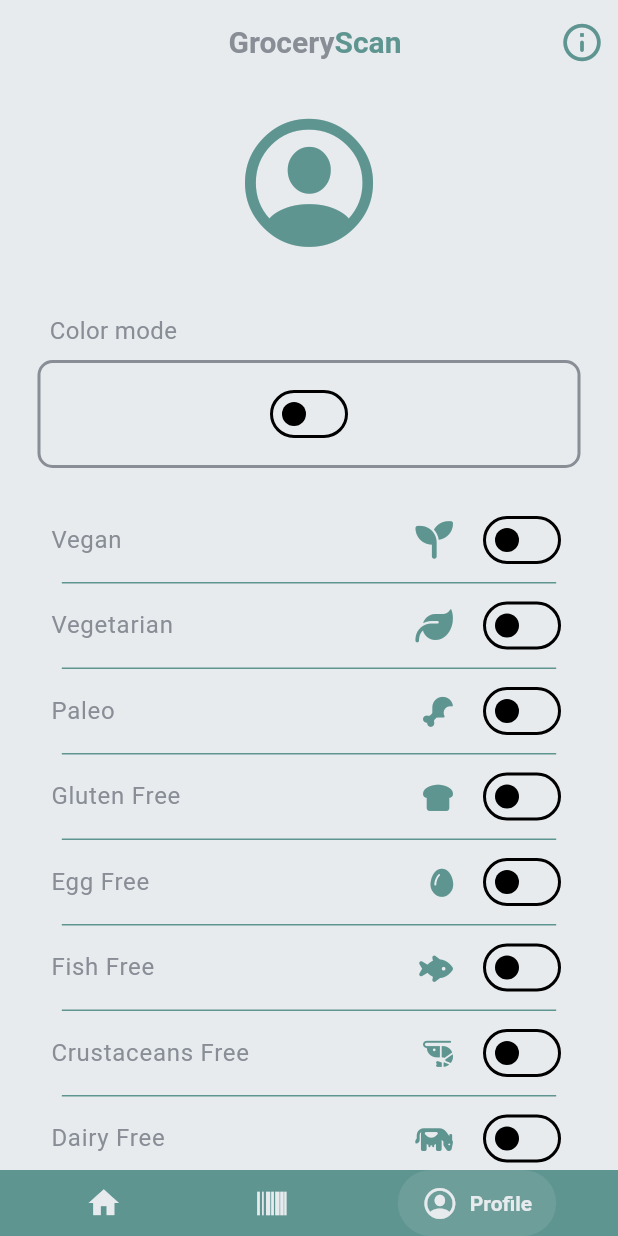
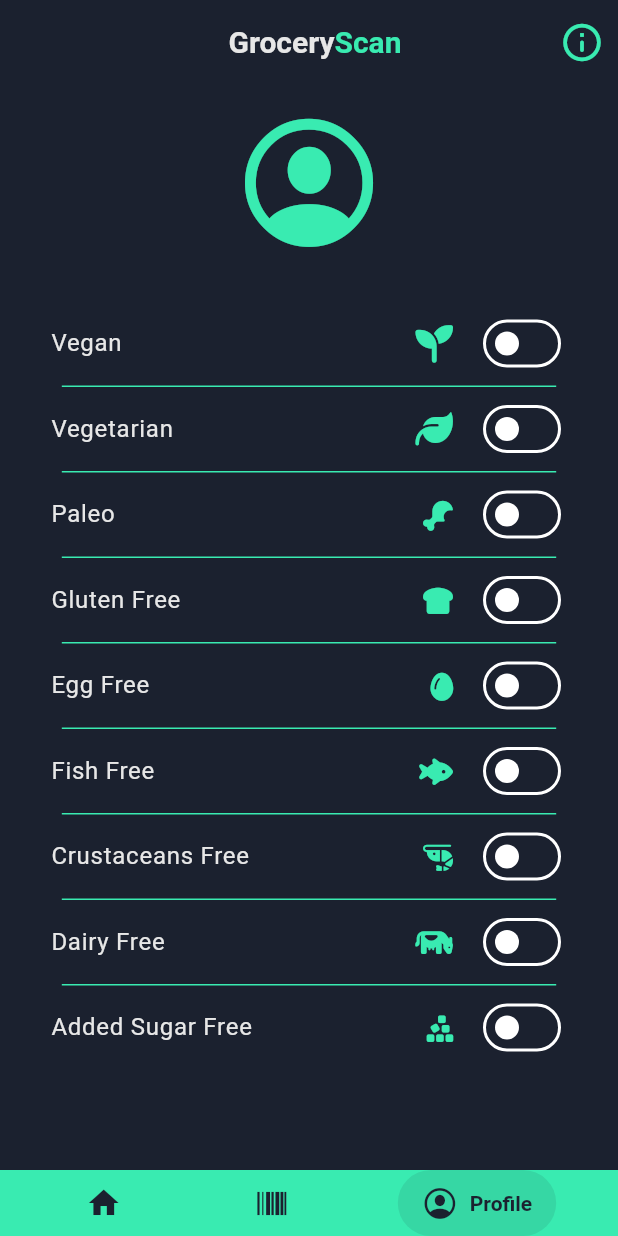
Before and after one commit to Bence749/grocery_app, a Flutter app: the screen it shows after launch, item 3 of the bottom bar chosen, on a phone screen of 412 x 824 dp. Run offline on Flutter 3.47's test engine with Material 3 defaults, Android fonts, the phone set to English and light mode, and no system bars; drawn by our look-alikes of salomon_bottom_bar; our stand-ins replace accordion, font_awesome_flutter, shared_preferences; missing offline and left inert: mobile_scanner.

Commit message:
moving theme setting to info page

```diff
--- a/lib/HomePage.dart
+++ b/lib/HomePage.dart
@@ -53,7 +53,7 @@ class _HomePageState extends State<HomePage> {
               ),
             ),
             Padding(
-              padding: EdgeInsets.fromLTRB(0,200,0,0),
+              padding: EdgeInsets.fromLTRB(0,180,0,0),
               child: Image.asset((theme.brightness == Brightness.dark)
               ? 'assets/images/grocery_logo.jpg'
               : 'assets/images/GroceryScan.png',
--- a/lib/ProfilePage.dart
+++ b/lib/ProfilePage.dart
@@ -4,8 +4,7 @@ import 'package:shared_preferences/shared_preferences.dart';
 import 'package:font_awesome_flutter/font_awesome_flutter.dart';
 
 class ProfilePage extends StatefulWidget {
-  ProfilePage({Key? key, required this.toggleTheme}) : super(key: key);
-  final VoidCallback toggleTheme;
+  const ProfilePage({Key? key}) : super(key: key);
 
   @override
   State<ProfilePage> createState() => _ProfilePageState();
@@ -60,7 +59,6 @@ class _ProfilePageState extends State<ProfilePage> {
   Widget build(BuildContext context) {
     final Size screenSize = MediaQuery.of(context).size;
     var theme = Theme.of(context);
-    bool _darkThemeEnabled = theme.brightness == Brightness.dark;
 
     return Scaffold(
       backgroundColor: theme.colorScheme.background,
@@ -80,51 +78,6 @@ class _ProfilePageState extends State<ProfilePage> {
                       color: theme.colorScheme.primary,
                     ),
                   ),
-                  Padding(
-                    padding: EdgeInsets.fromLTRB(15, 0, 15, 20),
-                    child: Column(
-                    crossAxisAlignment: CrossAxisAlignment.start,
-                    children: [
-                      Padding(
-                        padding: EdgeInsets.all(8.0),
-                        child: Text(
-                          'Color mode',
-                          style: TextStyle(fontSize: 16.0, color: theme.colorScheme.secondary),
-                        ),
-                      ),
-                      Container(
-                        decoration: BoxDecoration(
-                          color: theme.colorScheme.background, // Color of the rectangle
-                          borderRadius: BorderRadius.circular(10.0),
-                          border: Border.all(
-                            color: theme.colorScheme.secondary, // Color of the border
-                            width: 2.0, // Width of the border
-                          ),
-                        ),
-                        padding: EdgeInsets.all(10.0),
-                        child: Row(
-                          children: [
-                            Expanded(
-                              child: Switch(
-                                value: _darkThemeEnabled,
-                                activeColor: theme.colorScheme.primary,
-                                inactiveTrackColor: theme.colorScheme.background,
-                                onChanged: (value) {
-                                  setState(() {
-                                    _darkThemeEnabled = value;
-                                  });
-                                  widget.toggleTheme(); // Call the toggleTheme function passed from MainApp
-                                },
-                              ),
-                            ),
-                          ],
-                        ),
-                      ),
-                    ],
-                  ),
-
-                  ),
-
                   SwitchListTile(
                     activeColor: theme.colorScheme.primary,
                     inactiveTrackColor: theme.colorScheme.background,
--- a/lib/main.dart
+++ b/lib/main.dart
@@ -23,7 +23,7 @@ class MyApp extends StatefulWidget {
 class _MyAppState extends State<MyApp> {
   int _selectedIndex = 0;
   int _previousIndex = -1;
-  ThemeMode _themeMode = ThemeMode.light;
+  ThemeMode _themeMode = ThemeMode.dark;
 
   void _onItemTapped(int index) {
     if(index != _selectedIndex)
@@ -69,8 +69,8 @@ class MainApp extends StatelessWidget {
     final List<Widget> _pages = [
       const HomePage(),
       const ScanPage(),
-      ProfilePage(toggleTheme: toggleTheme),
-      const SettingsPage(),
+      const ProfilePage(),
+      SettingsPage(toggleTheme: toggleTheme),
     ];
 
     return Scaffold(
--- a/lib/themes/themes.dart
+++ b/lib/themes/themes.dart
@@ -6,7 +6,7 @@ brightness: Brightness.dark, // Set brightness to dark
 colorScheme: ColorScheme.dark(
   primary: Color(0xFF39EBB1), // Customize primary color
   secondary: Color(0xFFE7E7E7),
-  background: Color(0xFF1b212f),// Customize secondary color
+  background: Color(0xFF1B212F),// Customize secondary color
   //shadow: Color(0xFF777375),
 ),
 textTheme: TextTheme(
```
Also changed, not shown: lib/SettingsPage.dart (+78 -3 lines).
